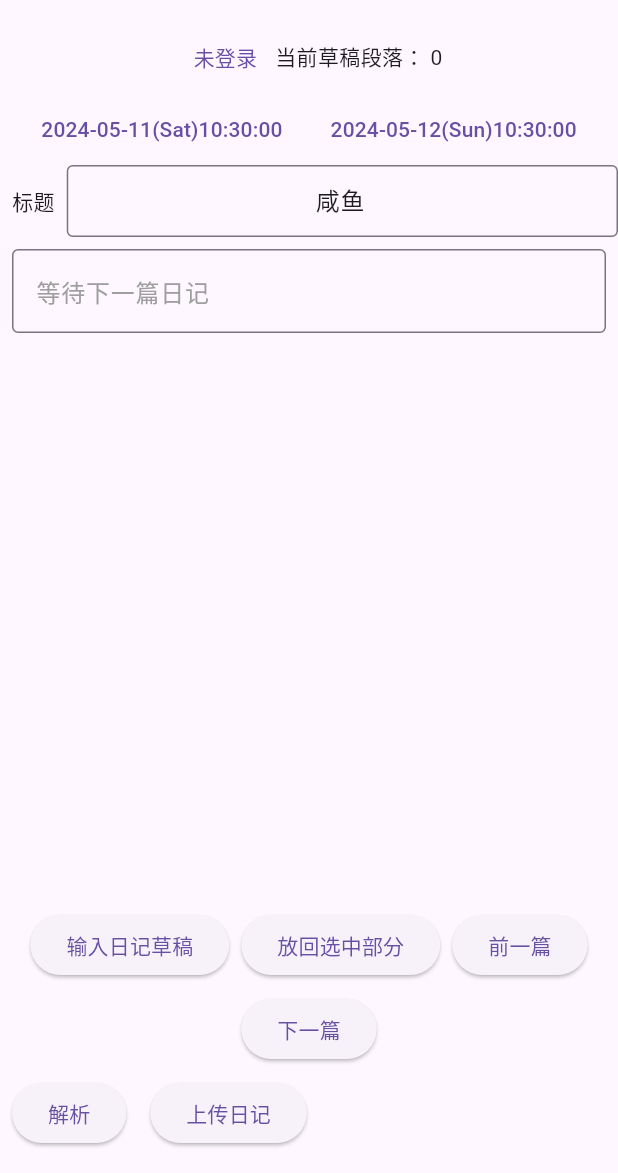
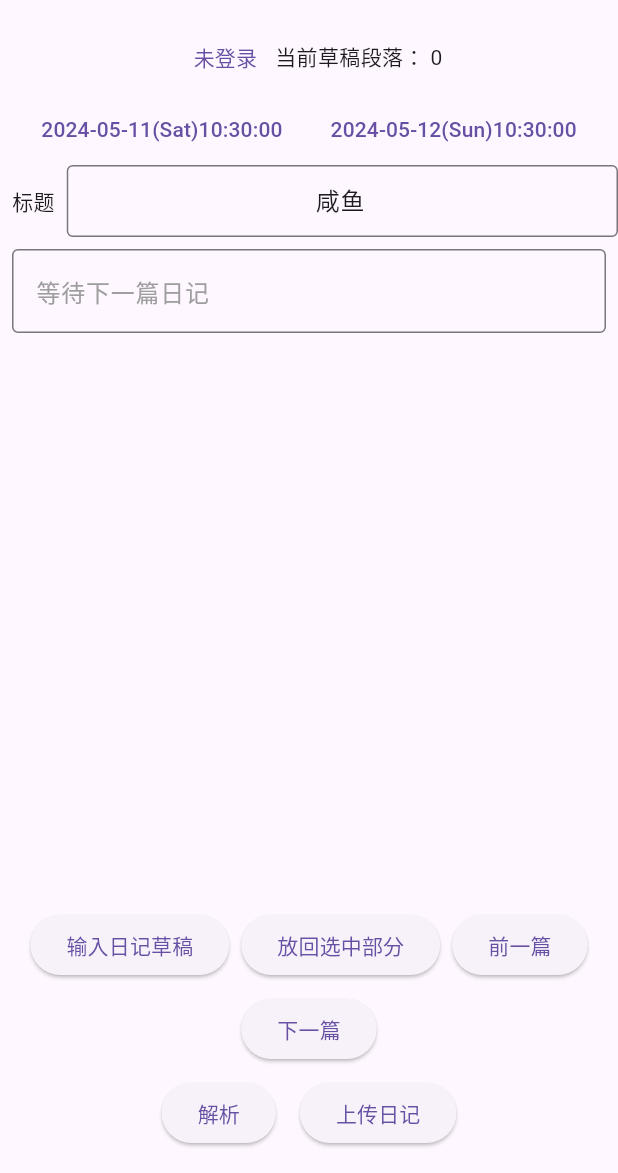
Before and after one commit to AoEiuV020/DiaryUploader, a Flutter app: the DiarySplitView screen opened by its route, after a tap on "下一篇", on a phone screen of 412 x 824 dp, the part 63-1236 px from its top. Run offline on Flutter 3.47's test engine with Material 3 defaults, Android fonts, the phone set to English and light mode, and no system bars; our stand-ins replace flutter_dotenv, get, google_sign_in, googleapis_auth, plugin_platform_interface, shared_preferences and 1 more; missing offline and left inert: extension_google_sign_in_as_googleapis_auth, googleapis, shelf_router; accounts and stored records are empty.

Commit message:
使用并修复

```diff
--- a/apps/diaryuploader/lib/app/modules/DiarySplit/controllers/diary_split_controller.dart
+++ b/apps/diaryuploader/lib/app/modules/DiarySplit/controllers/diary_split_controller.dart
@@ -88,6 +88,7 @@ class DiarySplitController extends GetxController {
   }
 
   void next() async {
+    diarySplit.startTime = currentDiary.value.end;
     final diary = await diarySplit.popDiary();
     updateCurrentText();
     diaryCache.addLast(currentDiary.value);
--- a/apps/diaryuploader/lib/app/modules/DiarySplit/views/diary_split_view.dart
+++ b/apps/diaryuploader/lib/app/modules/DiarySplit/views/diary_split_view.dart
@@ -159,6 +159,7 @@ class DiarySplitView extends GetView<DiarySplitController> {
             ],
           ),
           Row(
+            mainAxisAlignment: MainAxisAlignment.center,
             children: [
               Padding(
                 padding: const EdgeInsets.all(8.0),
```
Also changed, not shown: packages/diary_split/lib/src/date_time_parser.dart (+13 -7 lines).
